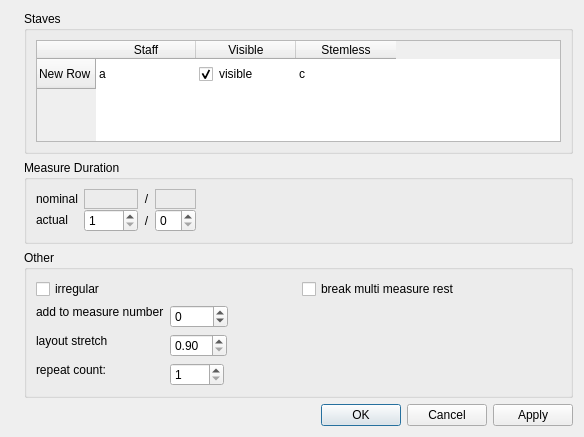
Qt form mscore/mscore/measureproperties.ui (musescore/musescore-old) before a commit.
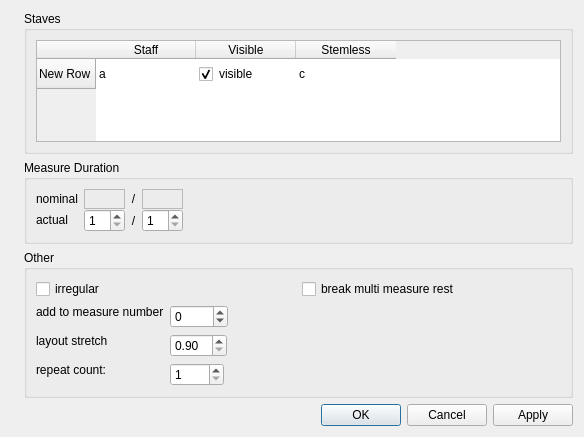
The same form after that commit. Icons and pictures are not drawn. Custom widgets are drawn as their Qt base class.

Patch:
```diff
--- a/mscore/mscore/measureproperties.ui
+++ b/mscore/mscore/measureproperties.ui
@@ -172,7 +172,7 @@
              <number>1</number>
             </property>
             <property name="maximum">
-             <number>9999</number>
+             <number>63</number>
             </property>
            </widget>
           </item>
@@ -200,7 +200,14 @@
            </spacer>
           </item>
           <item row="1" column="4" colspan="2">
-           <widget class="Awl::DenominatorSpinBox" name="actualN"/>
+           <widget class="Awl::DenominatorSpinBox" name="actualN">
+            <property name="minimum">
+             <number>1</number>
+            </property>
+            <property name="maximum">
+             <number>32</number>
+            </property>
+           </widget>  
           </item>
           <item row="0" column="4" colspan="2">
            <widget class="QLabel" name="nominalN">
```
